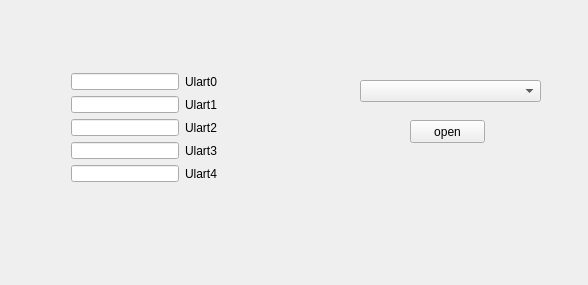
This is widget.ui in cdrizzt/ultrasonic as Qt 5 draws it before an edit. The edited form follows.
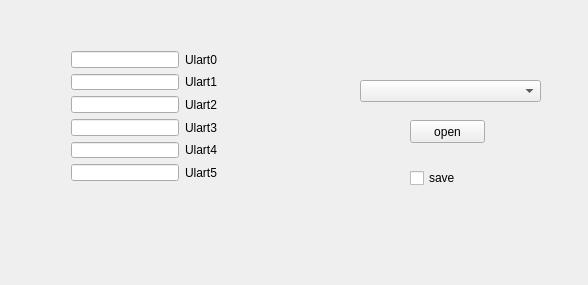
This is the edited form.

```diff
--- a/widget.ui
+++ b/widget.ui
@@ -17,9 +17,9 @@
    <property name="geometry">
     <rect>
      <x>60</x>
-     <y>62</y>
+     <y>40</y>
      <width>201</width>
-     <height>131</height>
+     <height>152</height>
     </rect>
    </property>
    <layout class="QFormLayout" name="formLayout">
@@ -93,6 +93,20 @@
       </property>
      </widget>
     </item>
+    <item row="5" column="1">
+     <widget class="QLabel" name="label_10">
+      <property name="text">
+       <string>Ulart5</string>
+      </property>
+     </widget>
+    </item>
+    <item row="5" column="0">
+     <widget class="QLineEdit" name="ulart_data5">
+      <property name="readOnly">
+       <bool>true</bool>
+      </property>
+     </widget>
+    </item>
    </layout>
   </widget>
   <widget class="QWidget" name="layoutWidget">
@@ -170,6 +184,19 @@
     <string>open</string>
    </property>
   </widget>
+  <widget class="QCheckBox" name="cave_box">
+   <property name="geometry">
+    <rect>
+     <x>410</x>
+     <y>170</y>
+     <width>71</width>
+     <height>16</height>
+    </rect>
+   </property>
+   <property name="text">
+    <string>save</string>
+   </property>
+  </widget>
  </widget>
  <layoutdefault spacing="6" margin="11"/>
  <resources/>
```
